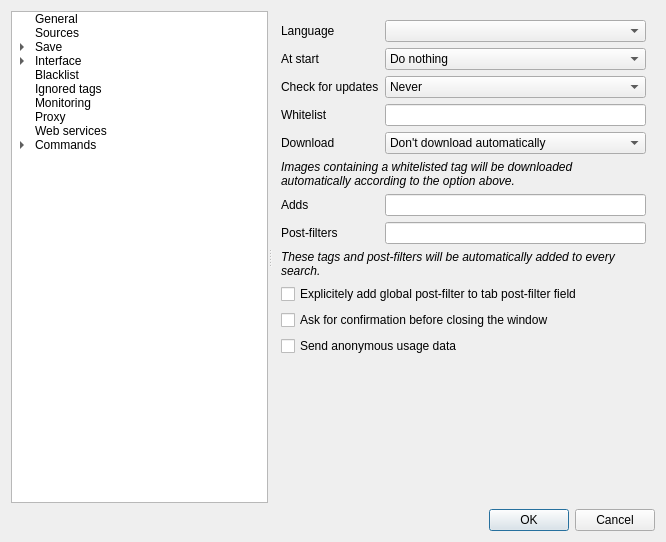
This is src/gui/src/settings/options-window.ui in Bionus/imgbrd-grabber as Qt 5 draws it before an edit. The edited form follows.
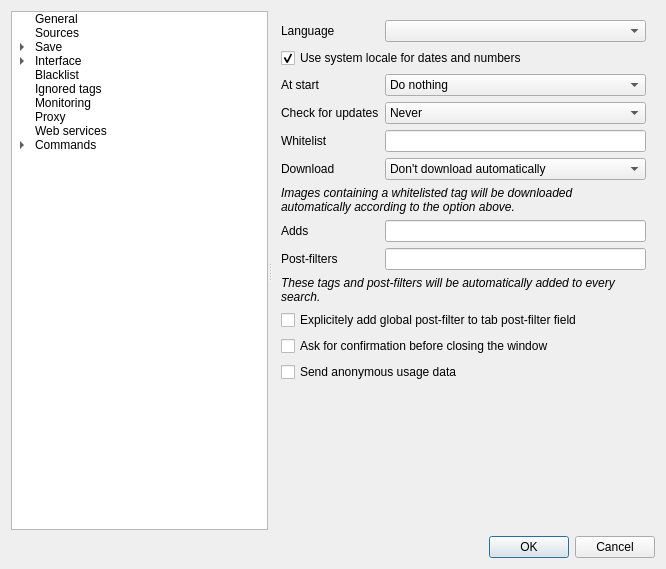
This is the edited form. Icons and pictures are not drawn.

Commit message: Add setting to use the system's locale for dates and numbers (fix #2401)

The edit to the form file:
```diff
--- a/src/gui/src/settings/options-window.ui
+++ b/src/gui/src/settings/options-window.ui
@@ -7,7 +7,7 @@
     <x>0</x>
     <y>0</y>
     <width>666</width>
-    <height>542</height>
+    <height>569</height>
    </rect>
   </property>
   <property name="windowTitle">
@@ -210,14 +210,14 @@
         <item row="0" column="1">
          <widget class="QComboBox" name="comboLanguages"/>
         </item>
-        <item row="1" column="0">
+        <item row="2" column="0">
          <widget class="QLabel" name="label_63">
           <property name="text">
            <string>At start</string>
           </property>
          </widget>
         </item>
-        <item row="1" column="1">
+        <item row="2" column="1">
          <widget class="QComboBox" name="comboStart">
           <item>
            <property name="text">
@@ -236,14 +236,14 @@
           </item>
          </widget>
         </item>
-        <item row="2" column="0">
+        <item row="3" column="0">
          <widget class="QLabel" name="labelCheckForUpdates">
           <property name="text">
            <string>Check for updates</string>
           </property>
          </widget>
         </item>
-        <item row="2" column="1">
+        <item row="3" column="1">
          <widget class="QComboBox" name="comboCheckForUpdates">
           <property name="currentIndex">
            <number>4</number>
@@ -275,24 +275,24 @@
           </item>
          </widget>
         </item>
-        <item row="3" column="0">
+        <item row="4" column="0">
          <widget class="QLabel" name="label_48">
           <property name="text">
            <string>Whitelist</string>
           </property>
          </widget>
         </item>
-        <item row="3" column="1">
+        <item row="4" column="1">
          <widget class="QLineEdit" name="lineWhitelist"/>
         </item>
-        <item row="4" column="0">
+        <item row="5" column="0">
          <widget class="QLabel" name="label_50">
           <property name="text">
            <string>Download</string>
           </property>
          </widget>
         </item>
-        <item row="4" column="1">
+        <item row="5" column="1">
          <widget class="QComboBox" name="comboWhitelist">
           <property name="currentIndex">
            <number>0</number>
@@ -314,7 +314,7 @@
           </item>
          </widget>
         </item>
-        <item row="5" column="0" colspan="2">
+        <item row="6" column="0" colspan="2">
          <widget class="QLabel" name="label_51">
           <property name="text">
            <string>&lt;i&gt;Images containing a whitelisted tag will be downloaded automatically according to the option above.&lt;/i&gt;</string>
@@ -324,27 +324,27 @@
           </property>
          </widget>
         </item>
-        <item row="6" column="0">
+        <item row="7" column="0">
          <widget class="QLabel" name="label_64">
           <property name="text">
            <string>Adds</string>
           </property>
          </widget>
         </item>
-        <item row="6" column="1">
+        <item row="7" column="1">
          <widget class="QLineEdit" name="lineAdd"/>
         </item>
-        <item row="7" column="0">
+        <item row="8" column="0">
          <widget class="QLabel" name="labelGlobalPostFilter">
           <property name="text">
            <string>Post-filters</string>
           </property>
          </widget>
         </item>
-        <item row="7" column="1">
+        <item row="8" column="1">
          <widget class="QLineEdit" name="lineGlobalPostFilter"/>
         </item>
-        <item row="8" column="0" colspan="2">
+        <item row="9" column="0" colspan="2">
          <widget class="QLabel" name="label_65">
           <property name="text">
            <string>&lt;i&gt;These tags and post-filters will be automatically added to every search.&lt;/i&gt;</string>
@@ -354,27 +354,37 @@
           </property>
          </widget>
         </item>
-        <item row="9" column="0" colspan="2">
+        <item row="10" column="0" colspan="2">
          <widget class="QCheckBox" name="checkGlobalPostFilterExplicit">
           <property name="text">
            <string>Explicitely add global post-filter to tab post-filter field</string>
           </property>
          </widget>
         </item>
-        <item row="10" column="0" colspan="2">
+        <item row="11" column="0" colspan="2">
          <widget class="QCheckBox" name="checkConfirmClose">
           <property name="text">
            <string>Ask for confirmation before closing the window</string>
           </property>
          </widget>
         </item>
-        <item row="11" column="0" colspan="2">
+        <item row="12" column="0" colspan="2">
          <widget class="QCheckBox" name="checkSendUsageData">
           <property name="text">
            <string>Send anonymous usage data</string>
           </property>
          </widget>
         </item>
+        <item row="1" column="0" colspan="2">
+         <widget class="QCheckBox" name="checkUseSystemLocale">
+          <property name="text">
+           <string>Use system locale for dates and numbers</string>
+          </property>
+          <property name="checked">
+           <bool>true</bool>
+          </property>
+         </widget>
+        </item>
        </layout>
        <zorder>label</zorder>
        <zorder>comboLanguages</zorder>
```
Left out of the diff: 13 changed lines with no effect on the pictures. The commit also changes 9 other files.
